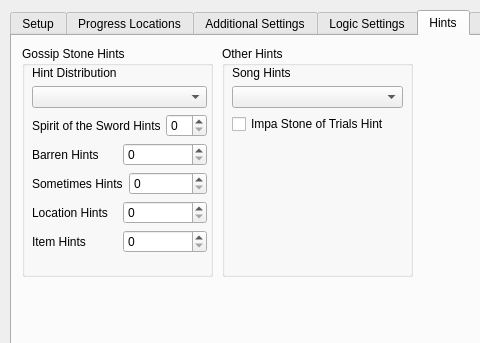
Old version of the form gui/randogui.ui in the repository ssrando/ssrando; both pictures show x 0 to 480 and y 0 to 343 of the 1051 by 734 pixel window.
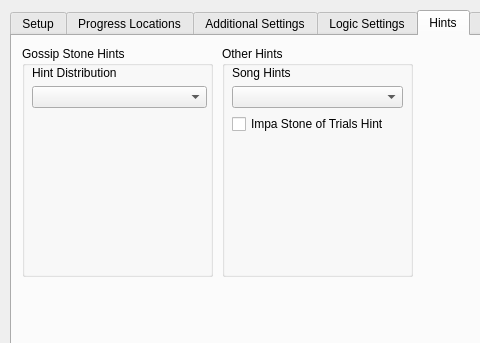
New version of the form. The open tabs and pages were chosen to show the change.

Diff of the .ui file:
```diff
--- a/gui/randogui.ui
+++ b/gui/randogui.ui
@@ -1417,76 +1417,6 @@
           </item>
          </layout>
         </item>
-        <item>
-         <layout class="QHBoxLayout" name="horizontalLayout_9">
-          <item>
-           <widget class="QLabel" name="label_for_option_woth_hints">
-            <property name="text">
-             <string>Spirit of the Sword Hints</string>
-            </property>
-           </widget>
-          </item>
-          <item>
-           <widget class="QSpinBox" name="option_woth_hints"/>
-          </item>
-         </layout>
-        </item>
-        <item>
-         <layout class="QHBoxLayout" name="horizontalLayout_12">
-          <item>
-           <widget class="QLabel" name="label_for_option_barren_hints">
-            <property name="text">
-             <string>Barren Hints</string>
-            </property>
-           </widget>
-          </item>
-          <item>
-           <widget class="QSpinBox" name="option_barren_hints"/>
-          </item>
-         </layout>
-        </item>
-        <item>
-         <layout class="QHBoxLayout" name="horizontalLayout_13">
-          <item>
-           <widget class="QLabel" name="label_for_option_sometimes_hints">
-            <property name="text">
-             <string>Sometimes Hints</string>
-            </property>
-           </widget>
-          </item>
-          <item>
-           <widget class="QSpinBox" name="option_sometimes_hints"/>
-          </item>
-         </layout>
-        </item>
-        <item>
-         <layout class="QHBoxLayout" name="horizontalLayout_14">
-          <item>
-           <widget class="QLabel" name="label_for_option_location_hints">
-            <property name="text">
-             <string>Location Hints</string>
-            </property>
-           </widget>
-          </item>
-          <item>
-           <widget class="QSpinBox" name="option_location_hints"/>
-          </item>
-         </layout>
-        </item>
-        <item>
-         <layout class="QHBoxLayout" name="horizontalLayout_15">
-          <item>
-           <widget class="QLabel" name="label_for_option_item_hints">
-            <property name="text">
-             <string>Item Hints</string>
-            </property>
-           </widget>
-          </item>
-          <item>
-           <widget class="QSpinBox" name="option_item_hints"/>
-          </item>
-         </layout>
-        </item>
         <item>
          <spacer name="verticalSpacer_11">
           <property name="orientation">
```
Left out of the diff: 4 changed lines with no effect on the pictures.
